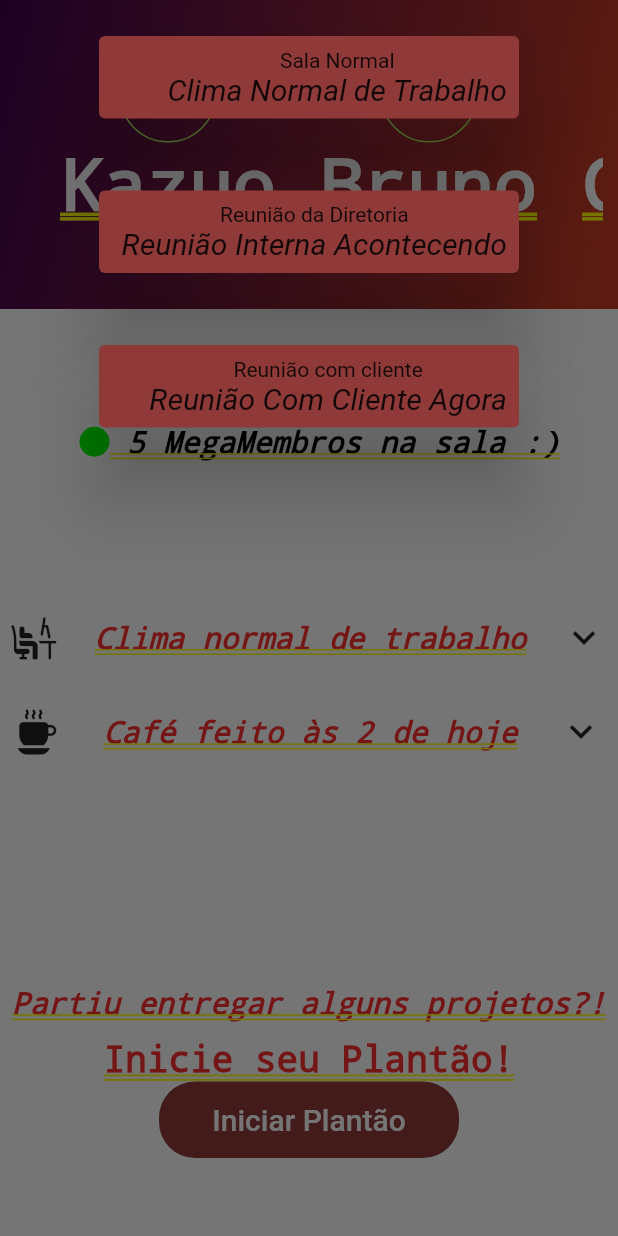
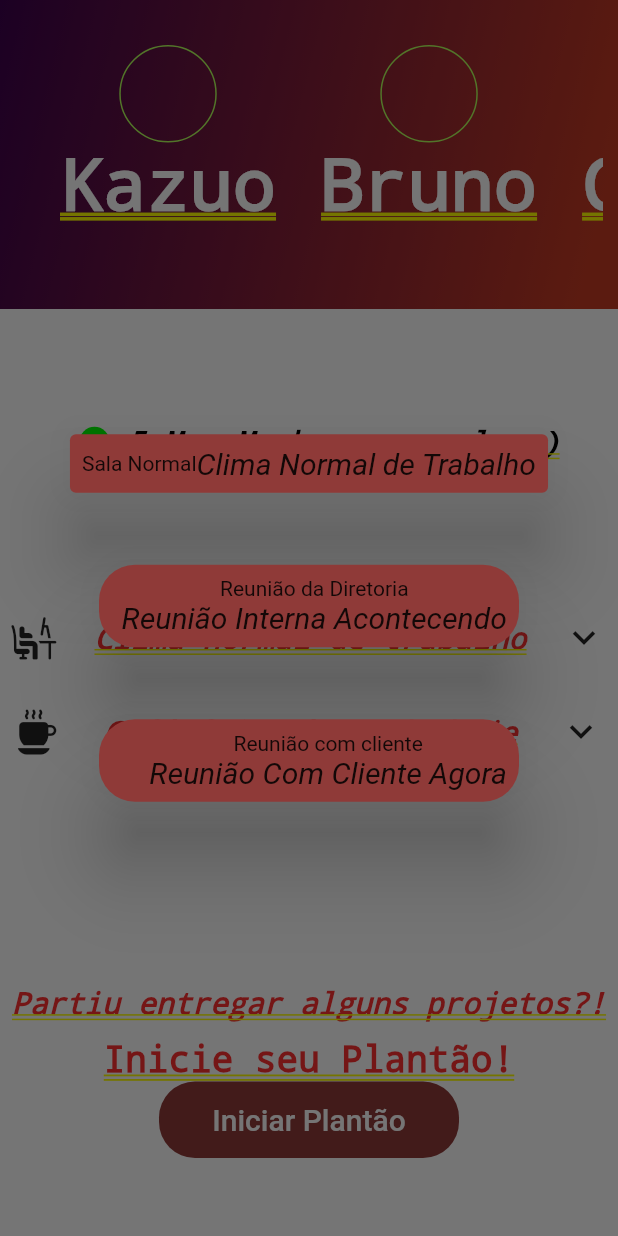
Before and after one commit to brunomond/MegaPonto, a Flutter app: the Ponto screen opened by its route, after a tap on "Clima normal de trabalho", on a phone screen of 412 x 824 dp. Run offline on Flutter 3.47's test engine with Material 2 defaults, Android fonts, the phone set to English and light mode, and no system bars; our stand-ins replace shared_preferences; accounts and stored records are empty; network calls fail.

Commit message:
popup pronto

```diff
--- a/lib/View/HomePage/tela_ponto.dart
+++ b/lib/View/HomePage/tela_ponto.dart
@@ -21,7 +21,6 @@ class _PontoState extends State<Ponto> {
   void initState() {
     super.initState();
     _start();
-
   }
 
   @override
@@ -166,7 +165,7 @@ class _PontoState extends State<Ponto> {
   Widget _bottomApp() {
     return Container(
       child: BottomNavigationBar(
-          onTap: tapppppp,
+          onTap: navegacaoBottomBar,
           backgroundColor: Colors.grey[90],
           type: BottomNavigationBarType.fixed,
           selectedItemColor: Color.fromRGBO(61, 1, 78, 1),
@@ -195,8 +194,17 @@ class _PontoState extends State<Ponto> {
     );
   }
 
-  tapppppp(int index) {
-    Navigator.push(context, MaterialPageRoute(builder: (context) => Feed()));
+  navegacaoBottomBar(int index) {
+    switch (index) {
+      case 0:
+        Navigator.push(
+            context, MaterialPageRoute(builder: (context) => Feed()));
+        break;
+      case 3:
+        Navigator.push(
+            context, MaterialPageRoute(builder: (context) => PlantaoAmigo()));
+        break;
+    }
   }
 
   createCoffeePopUp(BuildContext coffee) {
@@ -227,12 +235,17 @@ class _PontoState extends State<Ponto> {
         context: estadodasala,
         builder: (estadodasala) {
           return Column(
+            mainAxisAlignment: MainAxisAlignment.center,
+            crossAxisAlignment: CrossAxisAlignment.center,
             children: <Widget>[
               AlertDialog(
                   backgroundColor: Color.fromRGBO(143, 58, 56, 1),
                   actions: <Widget>[
                     GestureDetector(
-                      child: Column(
+                      child: Row(
+                        crossAxisAlignment: CrossAxisAlignment.center,
+                        mainAxisAlignment: MainAxisAlignment.start,
+                        mainAxisSize: MainAxisSize.max,
                         children: <Widget>[
                           Text("Sala Normal"),
                           Text(
@@ -247,6 +260,8 @@ class _PontoState extends State<Ponto> {
                   ]),
               AlertDialog(
                   backgroundColor: Color.fromRGBO(143, 58, 56, 1),
+                  shape: RoundedRectangleBorder(
+                      borderRadius: BorderRadius.all(Radius.circular(24))),
                   actions: <Widget>[
                     GestureDetector(
                       child: Column(
@@ -264,6 +279,8 @@ class _PontoState extends State<Ponto> {
                   ]),
               AlertDialog(
                   backgroundColor: Color.fromRGBO(143, 58, 56, 1),
+                  shape: RoundedRectangleBorder(
+                      borderRadius: BorderRadius.all(Radius.circular(24))),
                   actions: <Widget>[
                     GestureDetector(
                       child: Column(
```
